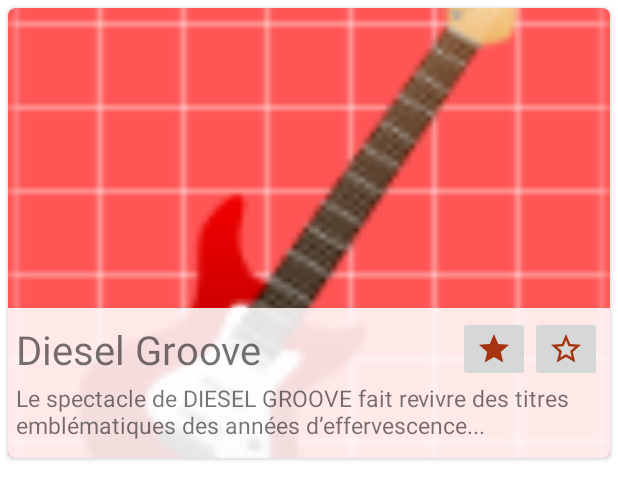
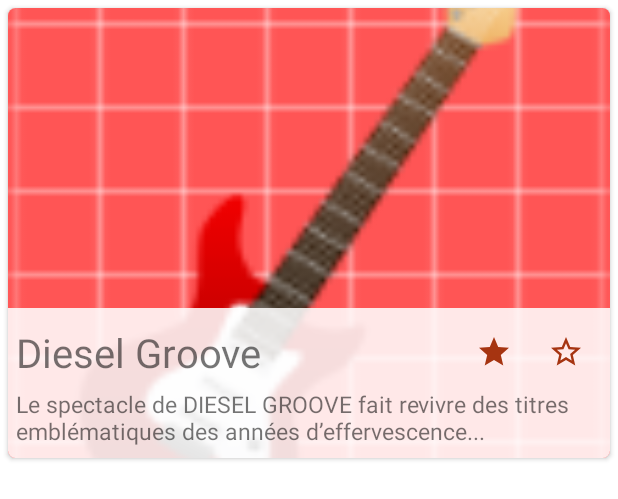
Before and after one commit to INGANZAMARUMPU/E-miage-Festival, an Android app: the layout card_groupe.xml on its own in the app's theme, with its tools: preview values and no code run, on a phone screen of 412 x 824 dp. Shown: the top 499 px of the screen. Run offline under Robolectric (Android 15) with nearby library versions, the phone set to English and light mode, and no system bars.

Commit message:
remove crashes

```diff
--- a/app/build.gradle
+++ b/app/build.gradle
@@ -12,8 +12,6 @@ android {
         targetSdkVersion 31
         versionCode 1
         versionName "1.0"
-
-        testInstrumentationRunner "androidx.test.runner.AndroidJUnitRunner"
     }
 
     buildTypes {
--- a/app/src/main/res/drawable/ic_filter.xml
+++ b/app/src/main/res/drawable/ic_filter.xml
@@ -1,4 +1,4 @@
-<vector android:height="24dp" android:tint="#A63411"
+<vector android:height="24dp" android:tint="@android:color/white"
     android:viewportHeight="24" android:viewportWidth="24"
     android:width="24dp" xmlns:android="http://schemas.android.com/apk/res/android">
     <path android:fillColor="@android:color/white" android:pathData="M4.25,5.61C6.27,8.2 10,13 10,13v6c0,0.55 0.45,1 1,1h2c0.55,0 1,-0.45 1,-1v-6c0,0 3.72,-4.8 5.74,-7.39C20.25,4.95 19.78,4 18.95,4H5.04C4.21,4 3.74,4.95 4.25,5.61z"/>
--- a/app/src/main/res/layout/card_groupe.xml
+++ b/app/src/main/res/layout/card_groupe.xml
@@ -13,7 +13,7 @@
             android:id="@+id/img_group_logo"
             android:layout_width="match_parent"
             android:layout_height="match_parent"
-            android:src="@mipmap/ic_launcher"
+            android:src="@mipmap/ic_launcher_round"
             android:scaleType="centerCrop"/>
         <LinearLayout
             android:layout_width="match_parent"
@@ -39,14 +39,18 @@
                     android:layout_height="wrap_content">
                     <ImageButton
                         android:id="@+id/btn_make_fav"
-                        android:layout_width="wrap_content"
+                        android:layout_width="48dp"
                         android:layout_height="wrap_content"
-                        android:src="@drawable/ic_star"/>
+                        android:src="@drawable/ic_star"
+                        android:padding="0dp"
+                        style="@style/Widget.AppCompat.Button.Borderless"/>
                     <ImageButton
                         android:id="@+id/btn_make_unfav"
-                        android:layout_width="wrap_content"
+                        android:layout_width="48dp"
                         android:layout_height="wrap_content"
-                        android:src="@drawable/ic_unstar"/>
+                        android:padding="0dp"
+                        android:src="@drawable/ic_unstar"
+                        style="@style/Widget.AppCompat.Button.Borderless"/>
                 </LinearLayout>
             </LinearLayout>
             <LinearLayout
--- a/app/src/main/res/values/themes.xml
+++ b/app/src/main/res/values/themes.xml
@@ -2,15 +2,15 @@
     <!-- Base application theme. -->
     <style name="Theme.EmiageFestival" parent="Theme.MaterialComponents.DayNight.DarkActionBar">
         <!-- Primary brand color. -->
-        <item name="colorPrimary">@color/purple_500</item>
-        <item name="colorPrimaryVariant">@color/purple_700</item>
+        <item name="colorPrimary">#f55</item>
+        <item name="colorPrimaryVariant">#f55</item>
         <item name="colorOnPrimary">@color/white</item>
         <!-- Secondary brand color. -->
         <item name="colorSecondary">@color/teal_200</item>
         <item name="colorSecondaryVariant">@color/teal_700</item>
         <item name="colorOnSecondary">@color/black</item>
         <!-- Status bar color. -->
-        <item name="android:statusBarColor" tools:targetApi="l">?attr/colorPrimaryVariant</item>
+        <item name="android:statusBarColor" tools:targetApi="l">#f55</item>
         <!-- Customize your theme here. -->
     </style>
 </resources>
```
Also changed, not shown: app/src/main/AndroidManifest.xml (+3 -4 lines), app/src/main/java/bi/hogi/e_miagefestival/CardGroup.java (+21 -11 lines), app/src/main/java/bi/hogi/e_miagefestival/GroupModel.java (+7 -2 lines), app/src/main/java/bi/hogi/e_miagefestival/MainActivity.java (+15 -4 lines).
